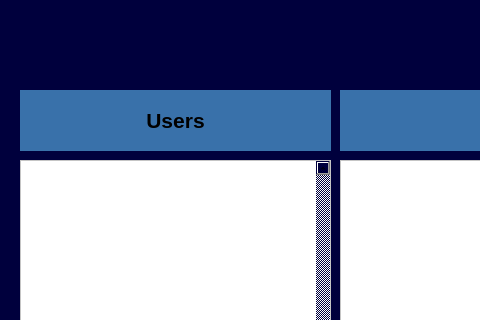
Above: admin.ui from AP-projects-4001/ls before the change; both pictures show x 0 to 480 and y 0 to 320 of the 1241 by 688 pixel window. Below: the same form after it.
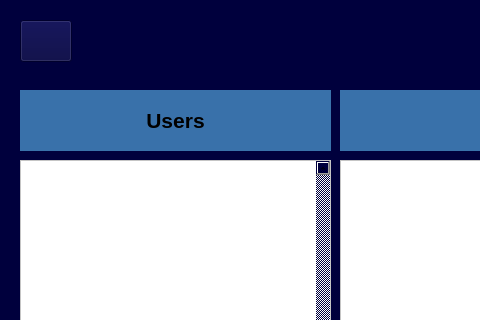
That is the form after the change. Icons and pictures are not drawn.

```diff
--- a/admin.ui
+++ b/admin.ui
@@ -173,6 +173,25 @@
     <set>Qt::AlignCenter</set>
    </property>
   </widget>
+  <widget class="QPushButton" name="pushButton">
+   <property name="geometry">
+    <rect>
+     <x>20</x>
+     <y>20</y>
+     <width>52</width>
+     <height>42</height>
+    </rect>
+   </property>
+   <property name="styleSheet">
+    <string notr="true">background-image: url(:/new/prefix1/refresh.png);</string>
+   </property>
+   <property name="text">
+    <string/>
+   </property>
+   <property name="shortcut">
+    <string>Ctrl+F5</string>
+   </property>
+  </widget>
  </widget>
  <resources/>
  <connections/>
```
Left out of the diff: 3 changed lines with no effect on the pictures.
